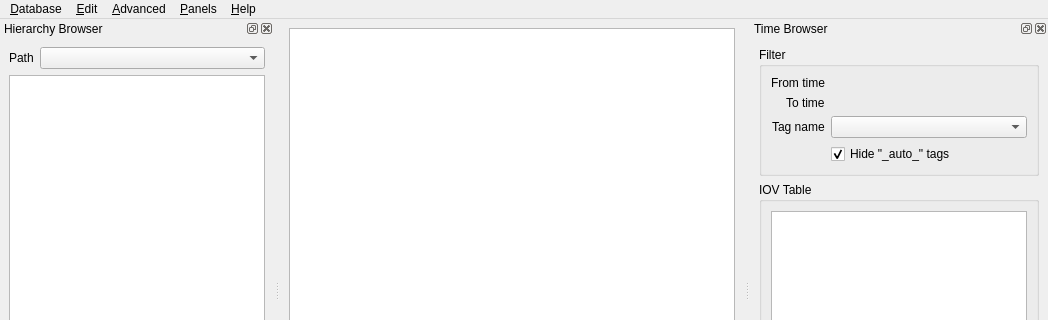
First picture: the form in Tools/CondDBUI/qt_resources/MainWindow.ui, repository pseyfertinsecurelogin/LHCb, before the edit; both pictures show x 0 to 1048 and y 0 to 320 of the 1048 by 582 pixel window.
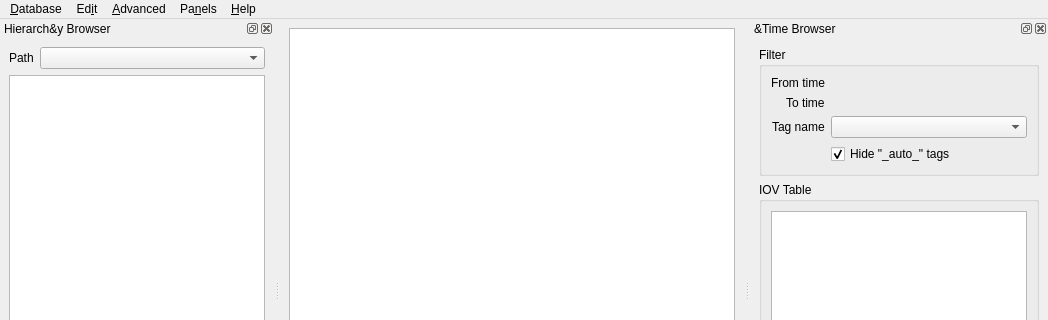
Second picture: the form after the edit. Icons and pictures are not drawn. Custom widgets are drawn as their Qt base class.

What changed in the file:
```diff
--- a/Tools/CondDBUI/qt_resources/MainWindow.ui
+++ b/Tools/CondDBUI/qt_resources/MainWindow.ui
@@ -34,17 +34,17 @@
     </item>
    </layout>
   </widget>
-  <widget class="QMenuBar" name="menubar" >
-   <property name="geometry" >
+  <widget class="QMenuBar" name="menubar">
+   <property name="geometry">
     <rect>
      <x>0</x>
      <y>0</y>
      <width>1048</width>
-     <height>28</height>
+     <height>30</height>
     </rect>
    </property>
-   <widget class="QMenu" name="menuDataBase" >
-    <property name="title" >
+   <widget class="QMenu" name="menuDataBase">
+    <property name="title">
      <string>&amp;Database</string>
     </property>
     <widget class="QMenu" name="menuRecent" >
@@ -72,15 +72,15 @@
     <addaction name="separator" />
     <addaction name="actionQuit" />
    </widget>
-   <widget class="QMenu" name="menuEdit" >
-    <property name="title" >
-     <string>&amp;Edit</string>
+   <widget class="QMenu" name="menuEdit">
+    <property name="title">
+     <string>Ed&amp;it</string>
     </property>
     <addaction name="actionAdd_condition" />
     <addaction name="actionNew_tag" />
    </widget>
-   <widget class="QMenu" name="menuAdvanced" >
-    <property name="enabled" >
+   <widget class="QMenu" name="menuAdvanced">
+    <property name="enabled">
      <bool>true</bool>
     </property>
     <property name="title" >
@@ -90,28 +90,28 @@
     <addaction name="actionDelete_node" />
     <addaction name="actionDelete_tag" />
    </widget>
-   <widget class="QMenu" name="menuHelp" >
-    <property name="title" >
+   <widget class="QMenu" name="menuHelp">
+    <property name="title">
      <string>&amp;Help</string>
     </property>
     <addaction name="actionAbout" />
     <addaction name="actionAbout_Qt" />
    </widget>
-   <widget class="QMenu" name="menuPanels" >
-    <property name="title" >
-     <string>&amp;Panels</string>
+   <widget class="QMenu" name="menuPanels">
+    <property name="title">
+     <string>Pa&amp;nels</string>
     </property>
    </widget>
-   <addaction name="menuDataBase" />
-   <addaction name="menuEdit" />
-   <addaction name="menuAdvanced" />
-   <addaction name="menuPanels" />
-   <addaction name="menuHelp" />
+   <addaction name="menuDataBase"/>
+   <addaction name="menuEdit"/>
+   <addaction name="menuAdvanced"/>
+   <addaction name="menuPanels"/>
+   <addaction name="menuHelp"/>
   </widget>
-  <widget class="QStatusBar" name="statusbar" />
-  <widget class="QDockWidget" name="filterPanel" >
-   <property name="windowTitle" >
-    <string>Time Browser</string>
+  <widget class="QStatusBar" name="statusbar"/>
+  <widget class="QDockWidget" name="filterPanel">
+   <property name="windowTitle">
+    <string>&amp;Time Browser</string>
    </property>
    <attribute name="dockWidgetArea" >
     <number>2</number>
@@ -278,9 +278,9 @@
     </layout>
    </widget>
   </widget>
-  <widget class="QDockWidget" name="browsePanel" >
-   <property name="windowTitle" >
-    <string>Hierarchy Browser</string>
+  <widget class="QDockWidget" name="browsePanel">
+   <property name="windowTitle">
+    <string>Hierarch&amp;y Browser</string>
    </property>
    <attribute name="dockWidgetArea" >
     <number>1</number>
```
Left out of the diff: 540 changed lines with no effect on the pictures.
